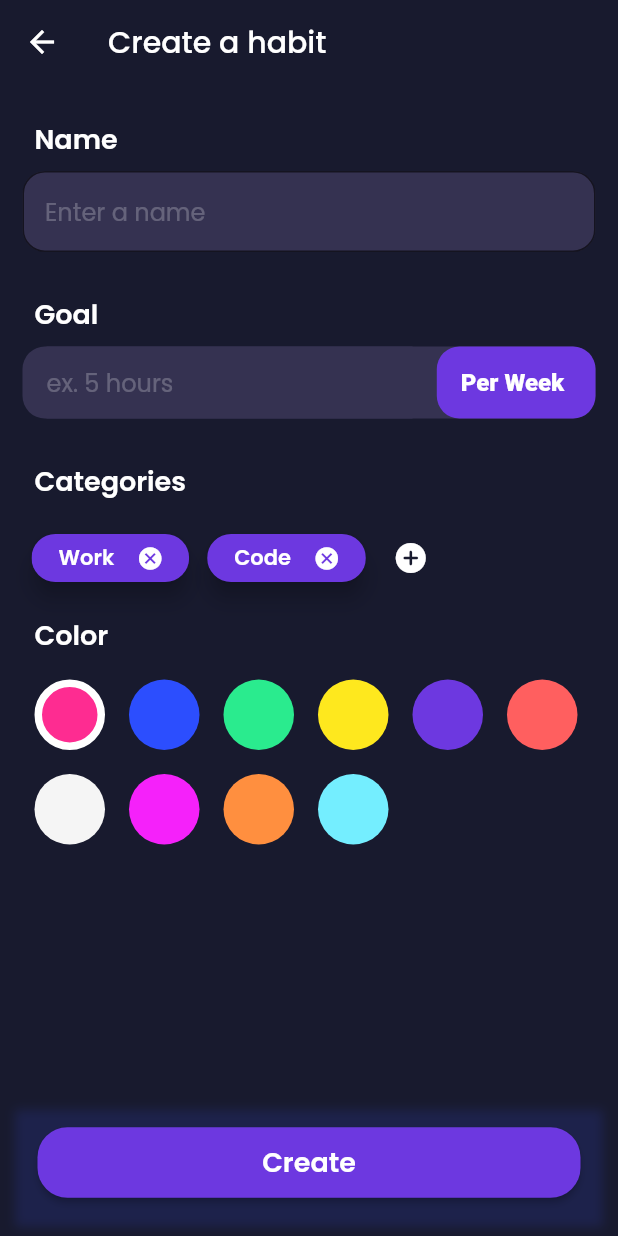
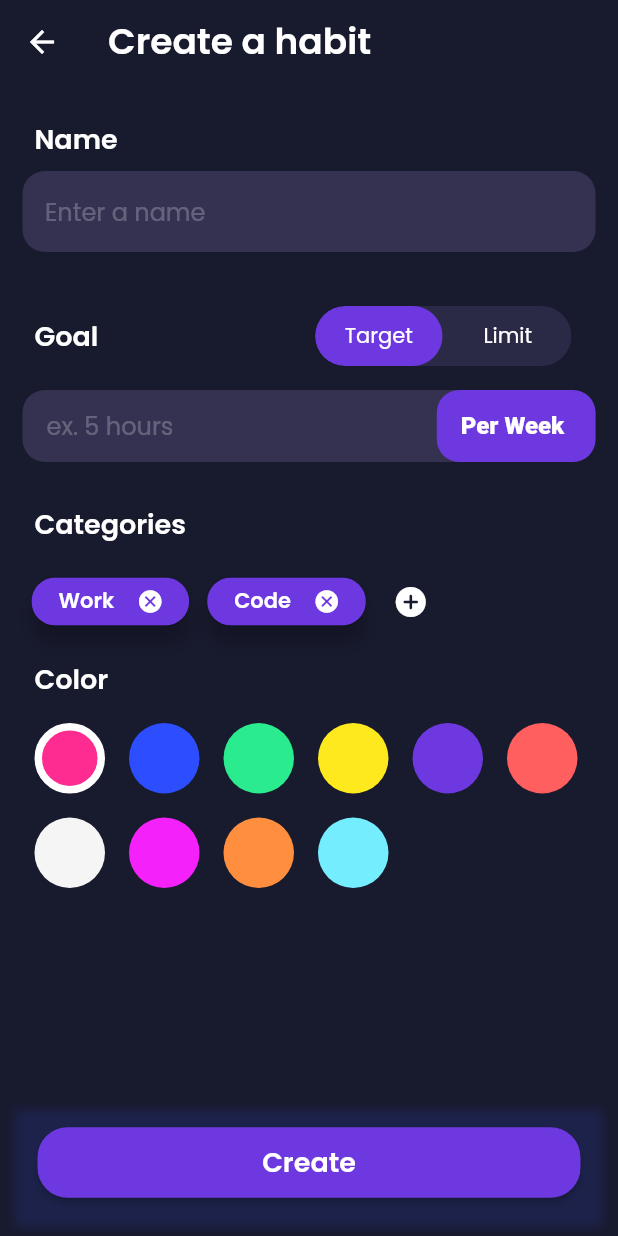
Before and after one commit to CodeDreamer06/MyHabits, a Flutter app: the screen it shows after launch, after a tap on the "add" icon, on a phone screen of 412 x 824 dp. Run offline on Flutter 3.47's test engine with Material 2 defaults, Android fonts, the light colour scheme and no system bars; drawn by our look-alikes of toggle_switch; our stand-ins replace hive, hive_flutter; accounts and stored records are empty.

Commit message:
Added goal types

```diff
--- a/lib/create_habit_screen.dart
+++ b/lib/create_habit_screen.dart
@@ -1,6 +1,9 @@
 import 'package:flutter/material.dart';
+import 'package:toggle_switch/toggle_switch.dart';
 import 'models.dart';
 import 'package:hive/hive.dart';
+
+enum GoalType { target, limit }
 
 class CreateHabitScreen extends StatefulWidget {
   const CreateHabitScreen({Key? key}) : super(key: key);
@@ -22,6 +25,7 @@ class _CreateHabitScreenState extends State<CreateHabitScreen> {
   ];
 
   Color selectedColor = const Color(0xFFFE2C91);
+  GoalType goalType = GoalType.target;
 
   @override
   void initState() {
@@ -38,8 +42,9 @@ class _CreateHabitScreenState extends State<CreateHabitScreen> {
   @override
   Widget build(BuildContext context) {
     AppBar appBar = AppBar(
-      title: const Text(
+      title: Text(
         'Create a habit',
+        style: Theme.of(context).textTheme.headline1,
       ),
       backgroundColor: Colors.transparent,
       elevation: 0,
@@ -61,14 +66,11 @@ class _CreateHabitScreenState extends State<CreateHabitScreen> {
                 const SizedBox(height: 20),
                 _buildGoalInputBox(),
                 const SizedBox(height: 20),
-                const Padding(
-                  padding: EdgeInsets.all(8.0),
+                Padding(
+                  padding: const EdgeInsets.all(8.0),
                   child: Text(
                     'Categories',
-                    style: TextStyle(
-                        color: Colors.white,
-                        fontSize: 18,
-                        fontWeight: FontWeight.w600),
+                    style: Theme.of(context).textTheme.headline3,
                   ),
                 ),
                 _buildCategoryChips(),
@@ -88,12 +90,11 @@ class _CreateHabitScreenState extends State<CreateHabitScreen> {
       physics: const NeverScrollableScrollPhysics(),
       shrinkWrap: true,
       children: [
-        const Padding(
-          padding: EdgeInsets.all(8.0),
+        Padding(
+          padding: const EdgeInsets.all(8.0),
           child: Text(
             "Name",
-            style: TextStyle(
-                color: Colors.white, fontSize: 18, fontWeight: FontWeight.w600),
+            style: Theme.of(context).textTheme.headline3,
           ),
         ),
         TextFormField(
@@ -116,6 +117,7 @@ class _CreateHabitScreenState extends State<CreateHabitScreen> {
               contentPadding: const EdgeInsets.all(15.0),
               hintStyle: const TextStyle(color: Colors.white24),
               border: OutlineInputBorder(
+                  borderSide: BorderSide.none,
                   borderRadius: BorderRadius.circular(15.0))),
         ),
       ],
@@ -196,12 +198,32 @@ class _CreateHabitScreenState extends State<CreateHabitScreen> {
       physics: const NeverScrollableScrollPhysics(),
       shrinkWrap: true,
       children: [
-        const Padding(
-          padding: EdgeInsets.all(8.0),
-          child: Text(
-            'Goal',
-            style: TextStyle(
-                color: Colors.white, fontSize: 18, fontWeight: FontWeight.w600),
+        Padding(
+          padding: const EdgeInsets.all(8.0),
+          child: Row(
+            mainAxisAlignment: MainAxisAlignment.spaceBetween,
+            children: [
+              Text(
+                'Goal',
+                style: Theme.of(context).textTheme.headline3,
+              ),
+              Padding(
+                padding: const EdgeInsets.all(8.0),
+                child: ToggleSwitch(
+                  totalSwitches: 2,
+                  labels: const ['Target', 'Limit'],
+                  radiusStyle: true,
+                  cornerRadius: 20.0,
+                  minWidth: 85.0,
+                  inactiveBgColor: const Color(0xffC0A4FF).withAlpha(15),
+                  initialLabelIndex: 0,
+                  animate: true,
+                  onToggle: (index) {
+                    goalType = index == 0 ? GoalType.target : GoalType.limit;
+                  },
+                ),
+              ),
+            ],
           ),
         ),
         Container(
@@ -285,14 +307,11 @@ class _CreateHabitScreenState extends State<CreateHabitScreen> {
         shrinkWrap: true,
         physics: const NeverScrollableScrollPhysics(),
         children: [
-          const Padding(
-            padding: EdgeInsets.all(8.0),
+          Padding(
+            padding: const EdgeInsets.all(8.0),
             child: Text(
               'Color',
-              style: TextStyle(
-                  color: Colors.white,
-                  fontSize: 18,
-                  fontWeight: FontWeight.w600),
+              style: Theme.of(context).textTheme.headline3,
             ),
           ),
           Wrap(
--- a/lib/home_screen.dart
+++ b/lib/home_screen.dart
@@ -23,9 +23,9 @@ class _HomeScreenState extends State<HomeScreen> {
     return Scaffold(
       appBar: AppBar(
         elevation: 0,
-        title: const Text(
+        title: Text(
           'Habits',
-          style: TextStyle(fontWeight: FontWeight.w600),
+          style: Theme.of(context).textTheme.headline1,
         ),
         backgroundColor: Colors.transparent,
         actions: const [
@@ -81,7 +81,6 @@ class _HomeScreenState extends State<HomeScreen> {
           );
         },
       ),
-      // ListView(children: habits.map((habit) => HabitItem(habit)).toList()),
     );
   }
 }
@@ -115,10 +114,7 @@ class HabitItem extends StatelessWidget {
             padding: const EdgeInsets.only(left: 20.0),
             child: Text(
               item.title,
-              style: const TextStyle(
-                  color: Colors.white,
-                  fontWeight: FontWeight.w600,
-                  fontSize: 20),
+              style: Theme.of(context).textTheme.headline2,
             ),
           ),
         ],
--- a/lib/main.dart
+++ b/lib/main.dart
@@ -28,7 +28,23 @@ class MyHabits extends StatelessWidget {
         '/create-habit': (context) => const CreateHabitScreen()
       },
       theme: ThemeData(
-          canvasColor: const Color(0xff181A2E), fontFamily: 'Poppins'),
+          brightness: Brightness.dark,
+          primaryColor: const Color(0xff6D38E0),
+          canvasColor: const Color(0xff181A2E),
+          fontFamily: 'Poppins',
+          textTheme: const TextTheme(
+              headline1: TextStyle(
+                  fontWeight: FontWeight.w600,
+                  fontSize: 24,
+                  color: Colors.white),
+              headline2: TextStyle(
+                  color: Colors.white,
+                  fontWeight: FontWeight.w600,
+                  fontSize: 20),
+              headline3: TextStyle(
+                  color: Colors.white,
+                  fontSize: 18,
+                  fontWeight: FontWeight.w600))),
     );
   }
 }
--- a/pubspec.yaml
+++ b/pubspec.yaml
@@ -25,6 +25,7 @@ dependencies:
   hive: ^2.0.5
   hive_flutter: ^1.1.0
   path_provider: ^2.0.8
+  toggle_switch: ^1.4.0
 
 dev_dependencies:
   build_runner: ^2.1.7
```
Also changed, not shown: pubspec.lock, 1 other file.
